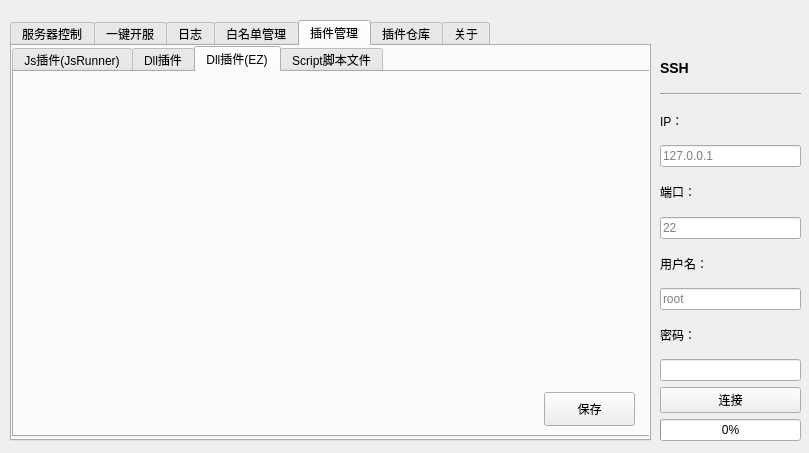
This is UI/main.ui in Sakitami/MinecraftBDS-Manager as Qt 5 draws it before an edit. The edited form follows.
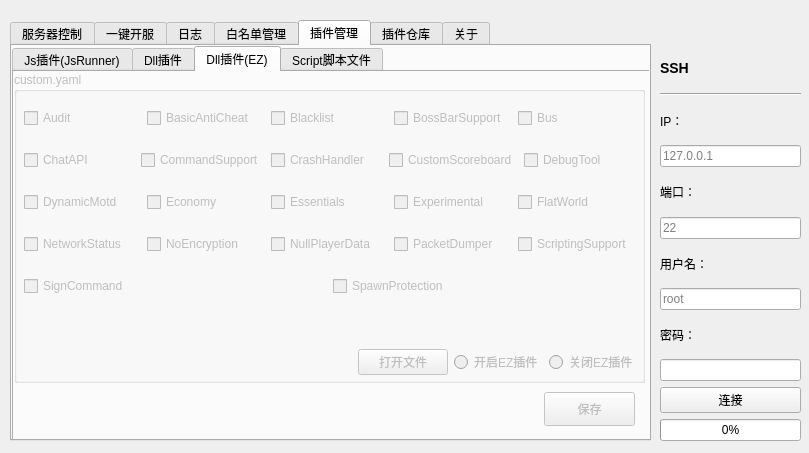
This is the edited form. The open tabs and pages were chosen to show the change.

Diff of the .ui file:
```diff
--- a/UI/main.ui
+++ b/UI/main.ui
@@ -737,12 +737,15 @@
      <string>插件管理</string>
     </attribute>
     <widget class="QTabWidget" name="tabWidget">
+     <property name="enabled">
+      <bool>true</bool>
+     </property>
      <property name="geometry">
       <rect>
        <x>0</x>
        <y>0</y>
        <width>641</width>
-       <height>391</height>
+       <height>401</height>
       </rect>
      </property>
      <property name="layoutDirection">
@@ -905,6 +908,9 @@
        <string>Dll插件(EZ)</string>
       </attribute>
       <widget class="QPushButton" name="plugin_ez_save_button">
+       <property name="enabled">
+        <bool>false</bool>
+       </property>
        <property name="geometry">
         <rect>
          <x>530</x>
@@ -917,6 +923,268 @@
         <string>保存</string>
        </property>
       </widget>
+      <widget class="QGroupBox" name="custom_setting_group">
+       <property name="enabled">
+        <bool>false</bool>
+       </property>
+       <property name="geometry">
+        <rect>
+         <x>0</x>
+         <y>0</y>
+         <width>631</width>
+         <height>311</height>
+        </rect>
+       </property>
+       <property name="title">
+        <string>custom.yaml</string>
+       </property>
+       <widget class="QWidget" name="verticalLayoutWidget_2">
+        <property name="geometry">
+         <rect>
+          <x>10</x>
+          <y>20</y>
+          <width>611</width>
+          <height>221</height>
+         </rect>
+        </property>
+        <layout class="QVBoxLayout" name="verticalLayout_2">
+         <item>
+          <layout class="QHBoxLayout" name="horizontalLayout_6">
+           <item>
+            <widget class="QCheckBox" name="checkBox_7">
+             <property name="text">
+              <string>Audit</string>
+             </property>
+            </widget>
+           </item>
+           <item>
+            <widget class="QCheckBox" name="checkBox_6">
+             <property name="text">
+              <string>BasicAntiCheat</string>
+             </property>
+            </widget>
+           </item>
+           <item>
+            <widget class="QCheckBox" name="checkBox_8">
+             <property name="text">
+              <string>Blacklist</string>
+             </property>
+            </widget>
+           </item>
+           <item>
+            <widget class="QCheckBox" name="checkBox_9">
+             <property name="text">
+              <string>BossBarSupport</string>
+             </property>
+            </widget>
+           </item>
+           <item>
+            <widget class="QCheckBox" name="checkBox_10">
+             <property name="text">
+              <string>Bus</string>
+             </property>
+            </widget>
+           </item>
+          </layout>
+         </item>
+         <item>
+          <layout class="QHBoxLayout" name="horizontalLayout_4">
+           <item>
+            <widget class="QCheckBox" name="checkBox">
+             <property name="text">
+              <string>ChatAPI</string>
+             </property>
+            </widget>
+           </item>
+           <item>
+            <widget class="QCheckBox" name="checkBox_2">
+             <property name="text">
+              <string>CommandSupport</string>
+             </property>
+            </widget>
+           </item>
+           <item>
+            <widget class="QCheckBox" name="checkBox_3">
+             <property name="text">
+              <string>CrashHandler</string>
+             </property>
+            </widget>
+           </item>
+           <item>
+            <widget class="QCheckBox" name="checkBox_4">
+             <property name="text">
+              <string>CustomScoreboard</string>
+             </property>
+            </widget>
+           </item>
+           <item>
+            <widget class="QCheckBox" name="checkBox_5">
+             <property name="text">
+              <string>DebugTool</string>
+             </property>
+            </widget>
+           </item>
+          </layout>
+         </item>
+         <item>
+          <layout class="QHBoxLayout" name="horizontalLayout_7">
+           <item>
+            <widget class="QCheckBox" name="checkBox_11">
+             <property name="text">
+              <string>DynamicMotd</string>
+             </property>
+            </widget>
+           </item>
+           <item>
+            <widget class="QCheckBox" name="checkBox_12">
+             <property name="text">
+              <string>Economy</string>
+             </property>
+            </widget>
+           </item>
+           <item>
+            <widget class="QCheckBox" name="checkBox_13">
+             <property name="text">
+              <string>Essentials</string>
+             </property>
+            </widget>
+           </item>
+           <item>
+            <widget class="QCheckBox" name="checkBox_14">
+             <property name="text">
+              <string>Experimental</string>
+             </property>
+            </widget>
+           </item>
+           <item>
+            <widget class="QCheckBox" name="checkBox_15">
+             <property name="text">
+              <string>FlatWorld</string>
+             </property>
+            </widget>
+           </item>
+          </layout>
+         </item>
+         <item>
+          <layout class="QHBoxLayout" name="horizontalLayout_8">
+           <item>
+            <widget class="QCheckBox" name="checkBox_16">
+             <property name="text">
+              <string>NetworkStatus</string>
+             </property>
+            </widget>
+           </item>
+           <item>
+            <widget class="QCheckBox" name="checkBox_17">
+             <property name="text">
+              <string>NoEncryption</string>
+             </property>
+            </widget>
+           </item>
+           <item>
+            <widget class="QCheckBox" name="checkBox_18">
+             <property name="text">
+              <string>NullPlayerData</string>
+             </property>
+            </widget>
+           </item>
+           <item>
+            <widget class="QCheckBox" name="checkBox_19">
+             <property name="text">
+              <string>PacketDumper</string>
+             </property>
+            </widget>
+           </item>
+           <item>
+            <widget class="QCheckBox" name="checkBox_20">
+             <property name="text">
+              <string>ScriptingSupport</string>
+             </property>
+            </widget>
+           </item>
+          </layout>
+         </item>
+         <item>
+          <layout class="QHBoxLayout" name="horizontalLayout_9">
+           <item>
+            <widget class="QCheckBox" name="checkBox_21">
+             <property name="enabled">
+              <bool>false</bool>
+             </property>
+             <property name="layoutDirection">
+              <enum>Qt::LeftToRight</enum>
+             </property>
+             <property name="autoFillBackground">
+              <bool>false</bool>
+             </property>
+             <property name="text">
+              <string>SignCommand</string>
+             </property>
+            </widget>
+           </item>
+           <item>
+            <widget class="QCheckBox" name="checkBox_22">
+             <property name="enabled">
+              <bool>false</bool>
+             </property>
+             <property name="text">
+              <string>SpawnProtection</string>
+             </property>
+            </widget>
+           </item>
+          </layout>
+         </item>
+        </layout>
+       </widget>
+       <widget class="QWidget" name="horizontalLayoutWidget_4">
+        <property name="geometry">
+         <rect>
+          <x>344</x>
+          <y>270</y>
+          <width>281</width>
+          <height>41</height>
+         </rect>
+        </property>
+        <layout class="QHBoxLayout" name="horizontalLayout_5">
+         <item>
+          <widget class="QPushButton" name="pushButton">
+           <property name="enabled">
+            <bool>false</bool>
+           </property>
+           <property name="text">
+            <string>打开文件</string>
+           </property>
+          </widget>
+         </item>
+         <item>
+          <widget class="QRadioButton" name="radioButton">
+           <property name="enabled">
+            <bool>false</bool>
+           </property>
+           <property name="text">
+            <string>开启EZ插件</string>
+           </property>
+           <property name="autoRepeat">
+            <bool>false</bool>
+           </property>
+          </widget>
+         </item>
+         <item>
+          <widget class="QRadioButton" name="radioButton_2">
+           <property name="enabled">
+            <bool>false</bool>
+           </property>
+           <property name="acceptDrops">
+            <bool>false</bool>
+           </property>
+           <property name="text">
+            <string>关闭EZ插件</string>
+           </property>
+          </widget>
+         </item>
+        </layout>
+       </widget>
+      </widget>
      </widget>
      <widget class="QWidget" name="tab_5">
       <attribute name="title">
```
Left out of the diff: 68 changed lines with no effect on the pictures.
